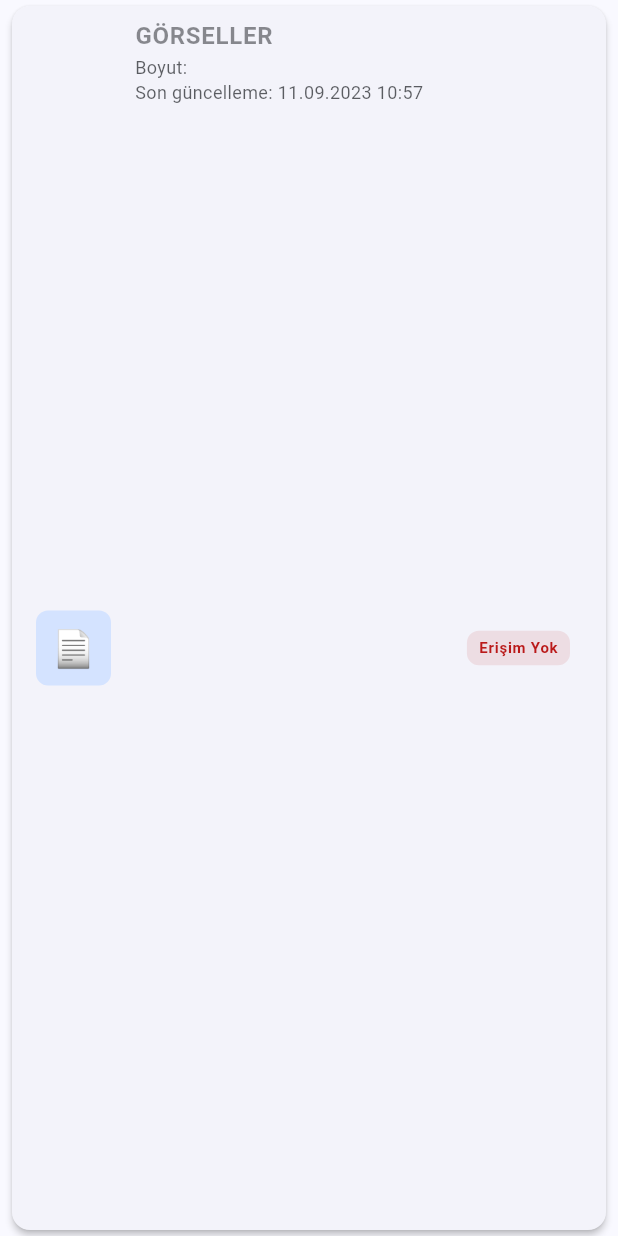
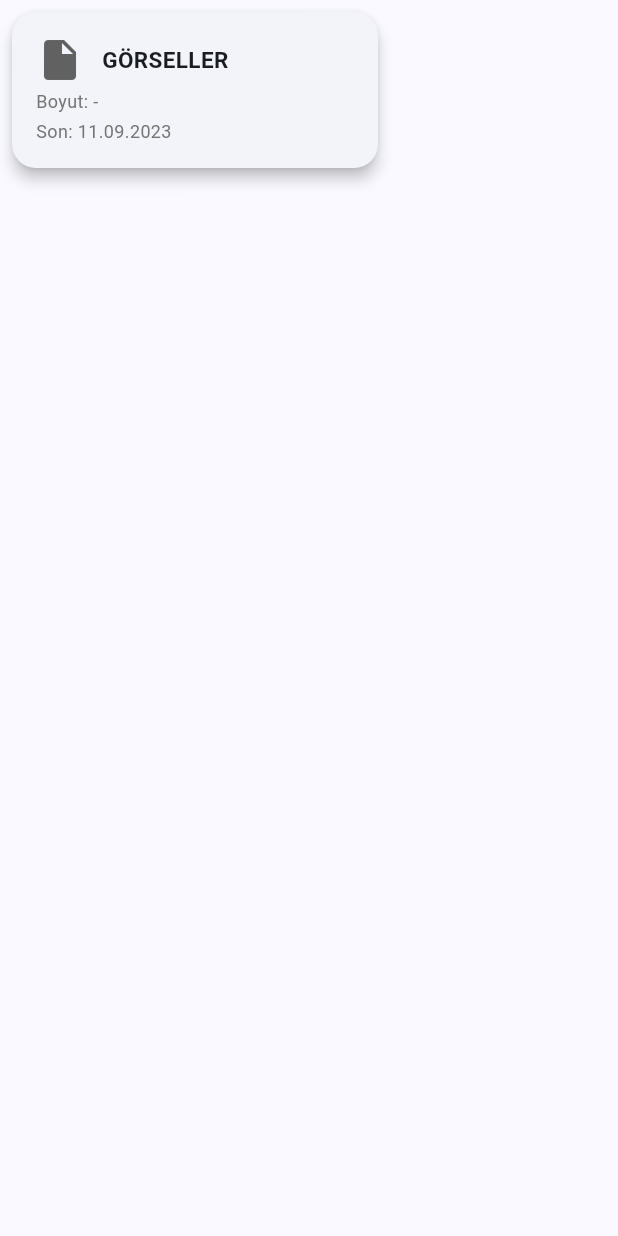
Before and after one commit to smebes/santiye, a Flutter app: the FileCard widget shown alone on an empty page, opened directly with sample values from the repository, on a phone screen of 412 x 824 dp. Run offline on Flutter 3.47's test engine with Material 3 defaults, Android fonts, the light colour scheme and no system bars; accounts and stored records are empty.

Commit message:
FileCard bileşeninin kullanıcı arayüzü güncellendi; kart boyutu ve düzeni optimize edildi, simgeler ve metin stilleri iyileştirildi. Erişim kontrolleri için görsel geri bildirim eklendi ve son güncelleme tarihi gösterimi güncellendi.

```diff
--- a/lib/widgets/file_card.dart
+++ b/lib/widgets/file_card.dart
@@ -18,44 +18,48 @@ class FileCard extends StatelessWidget {
     final canEdit = file.hasEditAccess(role);
     final canDownload = file.hasDownloadAccess(role);
 
-    return Card(
-      elevation: 2,
-      margin: const EdgeInsets.symmetric(horizontal: 8, vertical: 4),
-      child: ListTile(
-        leading: Container(
-          width: 50,
-          height: 50,
-          decoration: BoxDecoration(
-            color: Theme.of(context).colorScheme.primaryContainer,
-            borderRadius: BorderRadius.circular(8),
+    return SizedBox(
+      width: 260,
+      height: 120,
+      child: Card(
+        elevation: 4,
+        margin: const EdgeInsets.all(8),
+        shape: RoundedRectangleBorder(borderRadius: BorderRadius.circular(16)),
+        child: Padding(
+          padding: const EdgeInsets.all(16),
+          child: Column(
+            mainAxisAlignment: MainAxisAlignment.spaceBetween,
+            children: [
+              Row(
+                children: [
+                  Icon(
+                    file.extension == 'pdf'
+                        ? Icons.picture_as_pdf
+                        : file.extension == 'jpg'
+                        ? Icons.image
+                        : Icons.insert_drive_file,
+                    size: 32,
+                    color:
+                        file.extension == 'pdf'
+                            ? Colors.red
+                            : (file.extension == 'jpg' ? Colors.blue : Colors.grey[700]),
                   ),
-          child: Center(child: Text(Permissions.getFileIcon(file.extension), style: const TextStyle(fontSize: 24))),
+                  const SizedBox(width: 12),
+                  Expanded(
+                    child: Text(
+                      file.name,
+                      style: const TextStyle(fontSize: 15, fontWeight: FontWeight.bold),
+                      maxLines: 2,
+                      overflow: TextOverflow.ellipsis,
                     ),
-        title: Text(
-          file.name,
-          style: TextStyle(
-            fontWeight: FontWeight.w600,
-            color:
-                canView
-                    ? Theme.of(context).colorScheme.onSurface
-                    : Theme.of(context).colorScheme.onSurface.withOpacity(0.5),
-          ),
-        ),
-        subtitle: Column(
-          crossAxisAlignment: CrossAxisAlignment.start,
-          children: [
-            Text(
-              'Boyut: ${Permissions.formatFileSize(file.size)}',
-              style: TextStyle(fontSize: 12, color: Theme.of(context).colorScheme.onSurface.withOpacity(0.7)),
-            ),
-            Text(
-              'Son güncelleme: ${Permissions.formatDateTime(file.modifiedDate)}',
-              style: TextStyle(fontSize: 12, color: Theme.of(context).colorScheme.onSurface.withOpacity(0.7)),
                   ),
                 ],
               ),
-        trailing: Row(
-          mainAxisSize: MainAxisSize.min,
+              Row(
+                mainAxisAlignment: MainAxisAlignment.spaceBetween,
+                children: [
+                  Text('Boyut: ${file.size ?? '-'}', style: TextStyle(fontSize: 12, color: Colors.grey[600])),
+                  Row(
                     children: [
                       if (canView && onView != null)
                         IconButton(
@@ -78,25 +82,20 @@ class FileCard extends StatelessWidget {
                           tooltip: 'Düzenle',
                           color: Theme.of(context).colorScheme.tertiary,
                         ),
-            if (!canView)
-              Container(
-                padding: const EdgeInsets.symmetric(horizontal: 8, vertical: 4),
-                decoration: BoxDecoration(
-                  color: Theme.of(context).colorScheme.error.withOpacity(0.1),
-                  borderRadius: BorderRadius.circular(8),
+                    ],
                   ),
+                ],
+              ),
+              Align(
+                alignment: Alignment.centerLeft,
                 child: Text(
-                  'Erişim Yok',
-                  style: TextStyle(
-                    fontSize: 10,
-                    color: Theme.of(context).colorScheme.error,
-                    fontWeight: FontWeight.bold,
-                  ),
+                  'Son: ${Permissions.formatDate(file.modifiedDate)}',
+                  style: TextStyle(fontSize: 12, color: Colors.grey[600]),
                 ),
               ),
             ],
           ),
-        onTap: canView && onView != null ? onView : null,
+        ),
       ),
     );
   }
```
Lines whose indentation alone changed are shown as unchanged.
